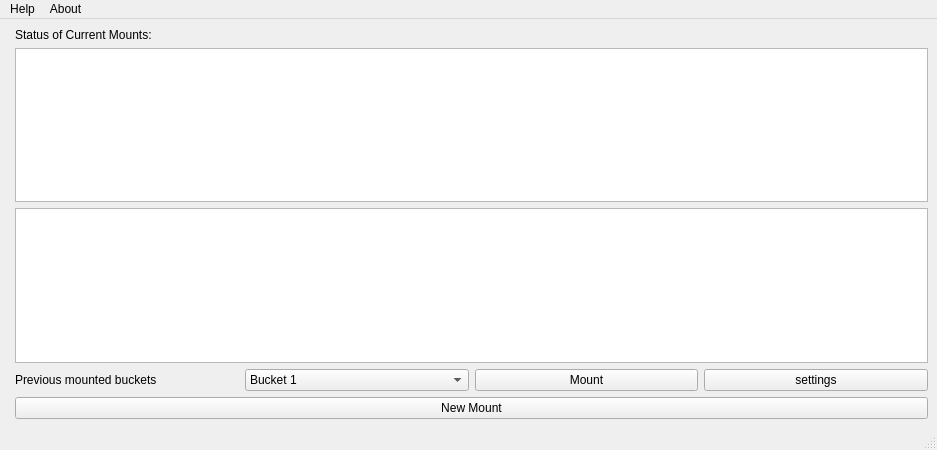
This is src/mainwindow_redo.ui in Seagate/cloudfuse-gui as Qt 5 draws it before an edit. The edited form follows.
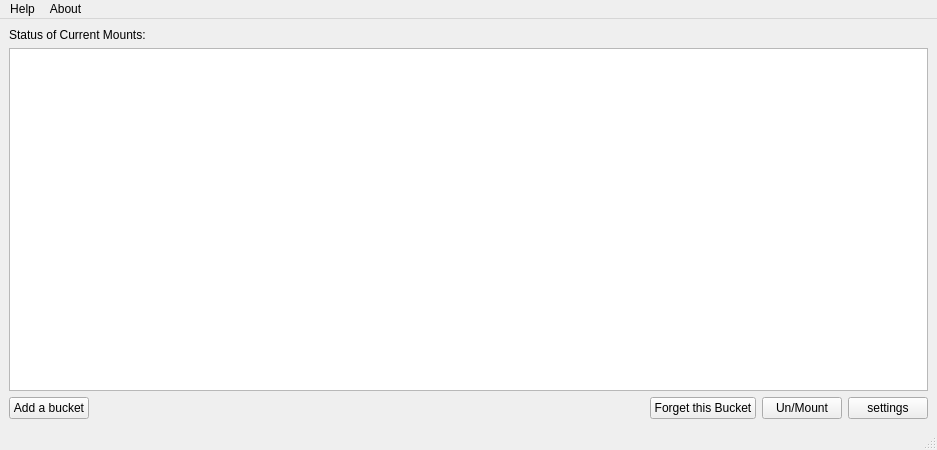
This is the edited form.

Commit message: WIP main page

```diff
--- a/src/mainwindow_redo.ui
+++ b/src/mainwindow_redo.ui
@@ -14,8 +14,8 @@
    <string>MainWindow</string>
   </property>
   <widget class="QWidget" name="centralwidget">
-   <layout class="QFormLayout" name="formLayout_2">
-    <item row="0" column="1">
+   <layout class="QGridLayout" name="gridLayout">
+    <item row="0" column="0">
      <layout class="QVBoxLayout" name="verticalLayout_3">
       <item>
        <widget class="QLabel" name="label_2">
@@ -24,9 +24,6 @@
         </property>
        </widget>
       </item>
-      <item>
-       <widget class="QTableView" name="tableView"/>
-      </item>
       <item>
        <widget class="QTableWidget" name="tableWidget">
         <property name="showDropIndicator" stdset="0">
@@ -40,30 +37,36 @@
       <item>
        <layout class="QHBoxLayout" name="horizontalLayout_2">
         <item>
-         <widget class="QLabel" name="label">
+         <widget class="QPushButton" name="pushButton_newMount">
           <property name="text">
-           <string>Previous mounted buckets</string>
+           <string>Add a bucket</string>
           </property>
          </widget>
         </item>
         <item>
-         <widget class="QComboBox" name="comboBox_availableMounts">
-          <item>
-           <property name="text">
-            <string>Bucket 1</string>
-           </property>
+         <spacer name="horizontalSpacer_2">
+          <property name="orientation">
+           <enum>Qt::Orientation::Horizontal</enum>
+          </property>
+          <property name="sizeHint" stdset="0">
+           <size>
+            <width>40</width>
+            <height>20</height>
+           </size>
+          </property>
+         </spacer>
           </item>
           <item>
+         <widget class="QPushButton" name="pushButton_forget">
            <property name="text">
-            <string>Bucket 2</string>
-           </property>
-          </item>
+           <string>Forget this Bucket</string>
+          </property>
          </widget>
         </item>
         <item>
          <widget class="QPushButton" name="pushButton_mountbuttton">
           <property name="text">
-           <string>Mount</string>
+           <string>Un/Mount</string>
           </property>
          </widget>
         </item>
@@ -82,13 +85,6 @@
         </item>
        </layout>
       </item>
-      <item>
-       <widget class="QPushButton" name="pushButton_newMount">
-        <property name="text">
-         <string>New Mount</string>
-        </property>
-       </widget>
-      </item>
      </layout>
     </item>
    </layout>
```
Lines whose indentation alone changed are shown as unchanged.
